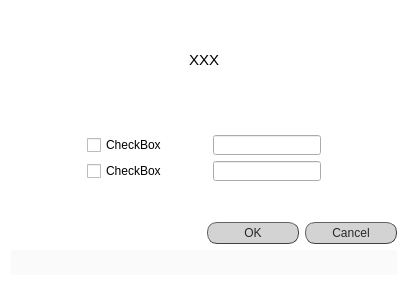
Old version of the form src/gui/ui/prompt_ok_cancel_checkbox.ui in the repository jsanchez679/morphoHeart_rev.
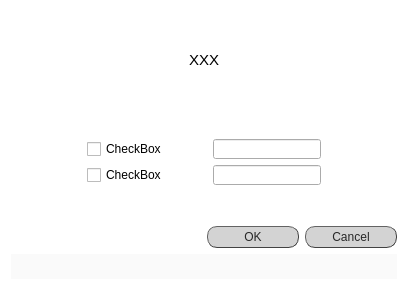
New version of the form.

Patch:
```diff
--- a/src/gui/ui/prompt_ok_cancel_checkbox.ui
+++ b/src/gui/ui/prompt_ok_cancel_checkbox.ui
@@ -7,7 +7,7 @@
     <x>0</x>
     <y>0</y>
     <width>408</width>
-    <height>286</height>
+    <height>290</height>
    </rect>
   </property>
   <property name="windowTitle">
```
